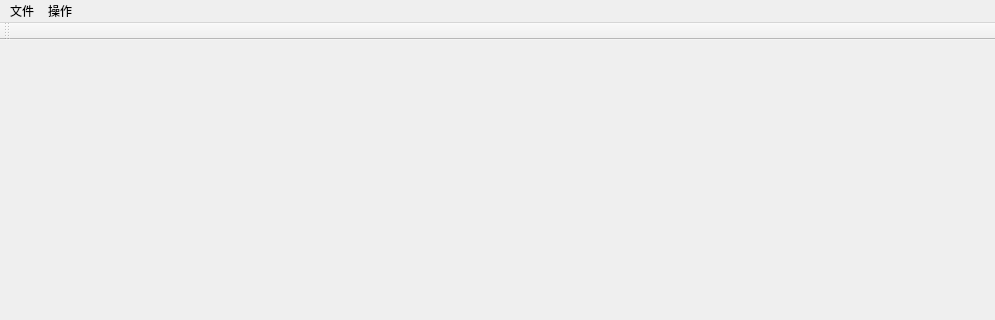
First picture: the form in lecp.ui, repository songzy12/largest_empty_convex_polygon, before the edit; both pictures show x 0 to 995 and y 0 to 320 of the 995 by 599 pixel window.
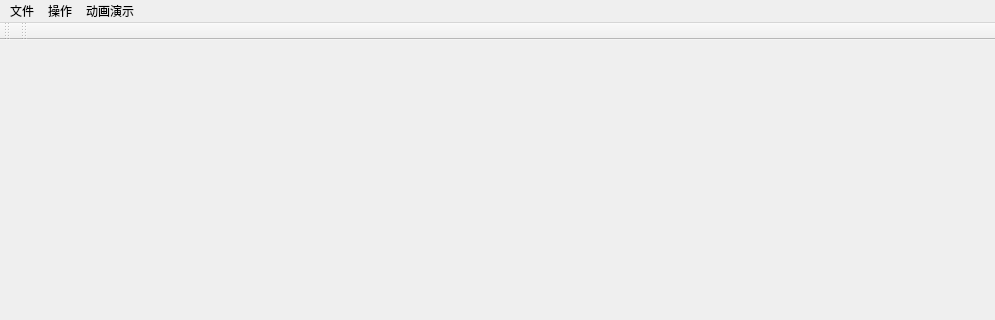
Second picture: the form after the edit.

Diff of the .ui file:
```diff
--- a/lecp.ui
+++ b/lecp.ui
@@ -38,18 +38,41 @@
     <addaction name="saveFile"/>
     <addaction name="openFile"/>
    </widget>
+   <widget class="QMenu" name="menu_show">
+    <property name="title">
+     <string>动画演示</string>
+    </property>
+    <addaction name="sortMenu"/>
+    <addaction name="vgMenu"/>
+    <addaction name="chainMenu"/>
+   </widget>
    <addaction name="menu_2"/>
    <addaction name="menu"/>
-  </widget>
-  <widget class="QToolBar" name="mainToolBar">
-   <attribute name="toolBarArea">
-    <enum>TopToolBarArea</enum>
-   </attribute>
-   <attribute name="toolBarBreak">
-    <bool>false</bool>
-   </attribute>
+   <addaction name="menu_show"/>
   </widget>
   <widget class="QStatusBar" name="statusBar"/>
+  <widget class="QToolBar" name="showContent">
+   <property name="windowTitle">
+    <string>toolBar</string>
+   </property>
+   <attribute name="toolBarArea">
+    <enum>TopToolBarArea</enum>
+   </attribute>
+   <attribute name="toolBarBreak">
+    <bool>false</bool>
+   </attribute>
+  </widget>
+  <widget class="QToolBar" name="showControl">
+   <property name="windowTitle">
+    <string>toolBar</string>
+   </property>
+   <attribute name="toolBarArea">
+    <enum>TopToolBarArea</enum>
+   </attribute>
+   <attribute name="toolBarBreak">
+    <bool>false</bool>
+   </attribute>
+  </widget>
   <action name="polar_angle_sort">
    <property name="text">
     <string>极角排序（naive）</string>
```
Left out of the diff: 15 changed lines with no effect on the pictures.
